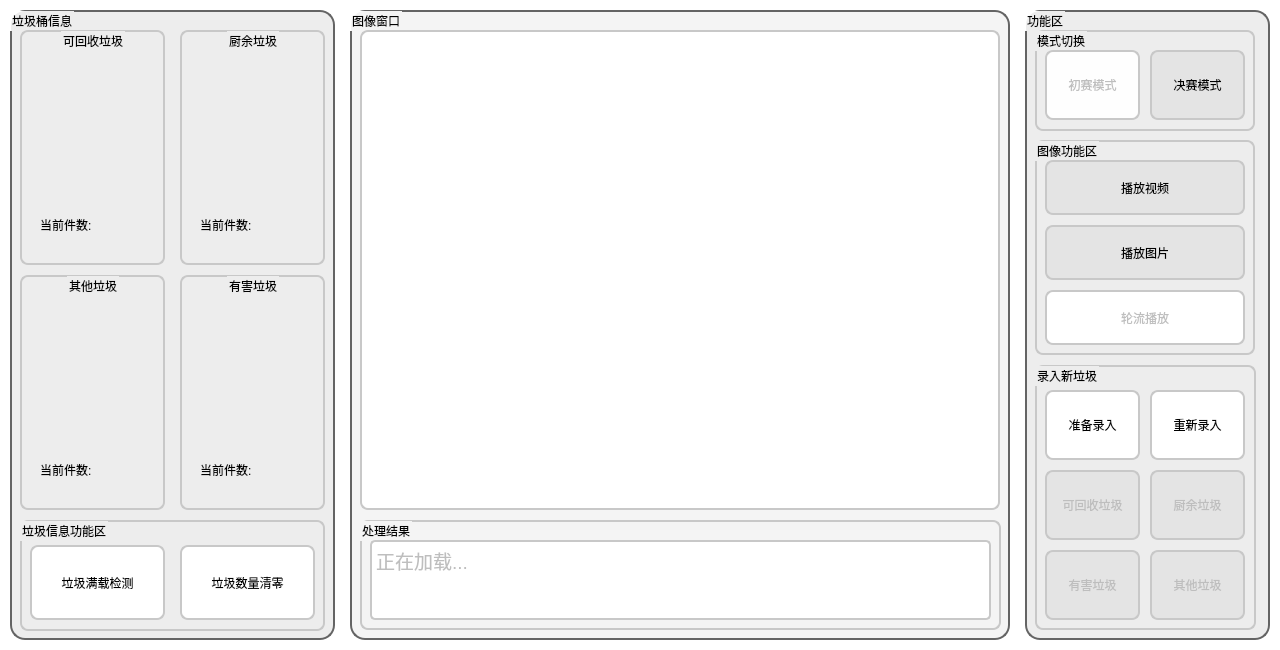
This is Software/QtUI/mainwindow.ui in h13-0/Garbage-Classification as Qt 5 draws it before an edit. The edited form follows.
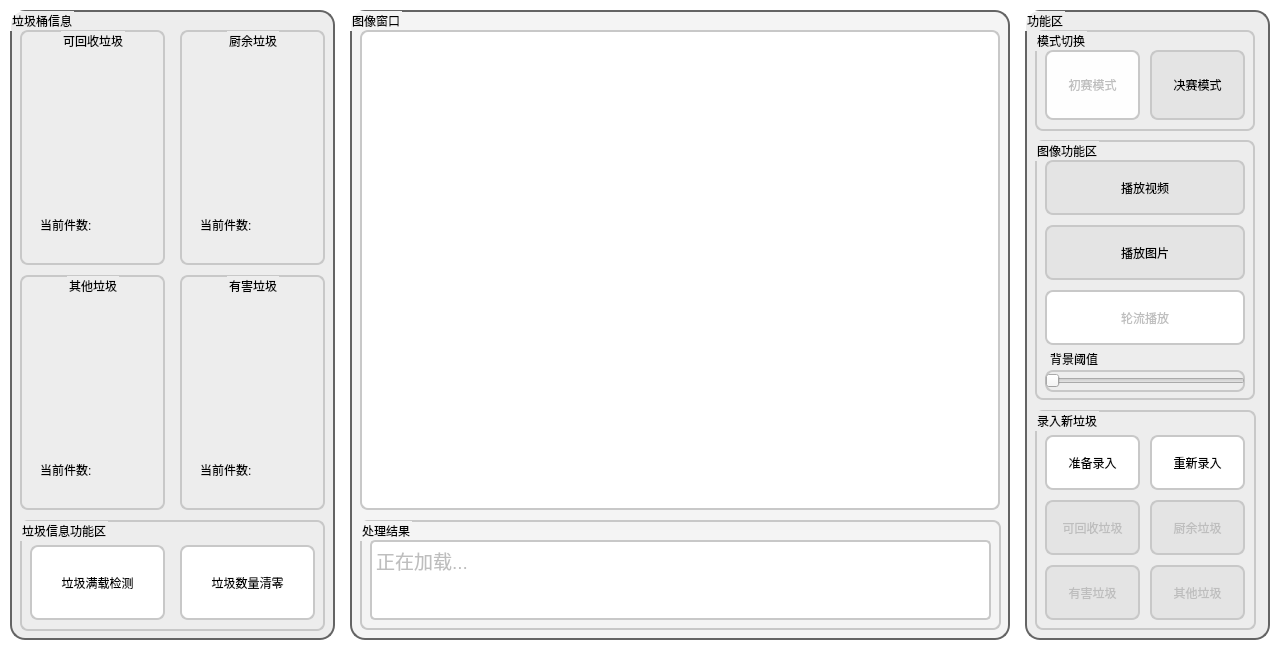
This is the edited form. Icons and pictures are not drawn.

Commit message: Slave端支持传送带, UI增加背景阈值调整

The edit to the form file:
```diff
--- a/Software/QtUI/mainwindow.ui
+++ b/Software/QtUI/mainwindow.ui
@@ -459,9 +459,9 @@
      <property name="geometry">
       <rect>
        <x>10</x>
-       <y>355</y>
+       <y>400</y>
        <width>221</width>
-       <height>265</height>
+       <height>220</height>
       </rect>
      </property>
      <property name="styleSheet">
@@ -478,9 +478,9 @@
       <property name="geometry">
        <rect>
         <x>10</x>
-        <y>105</y>
+        <y>90</y>
         <width>95</width>
-        <height>70</height>
+        <height>55</height>
        </rect>
       </property>
       <property name="styleSheet">
@@ -497,9 +497,9 @@
       <property name="geometry">
        <rect>
         <x>115</x>
-        <y>105</y>
+        <y>90</y>
         <width>95</width>
-        <height>70</height>
+        <height>55</height>
        </rect>
       </property>
       <property name="styleSheet">
@@ -516,9 +516,9 @@
       <property name="geometry">
        <rect>
         <x>10</x>
-        <y>185</y>
+        <y>155</y>
         <width>95</width>
-        <height>70</height>
+        <height>55</height>
        </rect>
       </property>
       <property name="styleSheet">
@@ -535,9 +535,9 @@
       <property name="geometry">
        <rect>
         <x>115</x>
-        <y>185</y>
+        <y>155</y>
         <width>95</width>
-        <height>70</height>
+        <height>55</height>
        </rect>
       </property>
       <property name="styleSheet">
@@ -553,7 +553,7 @@
         <x>115</x>
         <y>25</y>
         <width>95</width>
-        <height>70</height>
+        <height>55</height>
        </rect>
       </property>
       <property name="styleSheet">
@@ -569,7 +569,7 @@
         <x>10</x>
         <y>25</y>
         <width>95</width>
-        <height>70</height>
+        <height>55</height>
        </rect>
       </property>
       <property name="styleSheet">
@@ -638,7 +638,7 @@
        <x>10</x>
        <y>130</y>
        <width>220</width>
-       <height>215</height>
+       <height>260</height>
       </rect>
      </property>
      <property name="styleSheet">
@@ -699,6 +699,38 @@
        <string>轮流播放</string>
       </property>
      </widget>
+     <widget class="QSlider" name="threSlider">
+      <property name="geometry">
+       <rect>
+        <x>10</x>
+        <y>230</y>
+        <width>200</width>
+        <height>22</height>
+       </rect>
+      </property>
+      <property name="maximum">
+       <number>255</number>
+      </property>
+      <property name="orientation">
+       <enum>Qt::Horizontal</enum>
+      </property>
+     </widget>
+     <widget class="QLabel" name="label">
+      <property name="geometry">
+       <rect>
+        <x>15</x>
+        <y>210</y>
+        <width>72</width>
+        <height>17</height>
+       </rect>
+      </property>
+      <property name="styleSheet">
+       <string notr="true">border:0px solid rgb(200,200,200);</string>
+      </property>
+      <property name="text">
+       <string>背景阈值</string>
+      </property>
+     </widget>
     </widget>
    </widget>
   </widget>
```
The commit also changes 18 other files.
